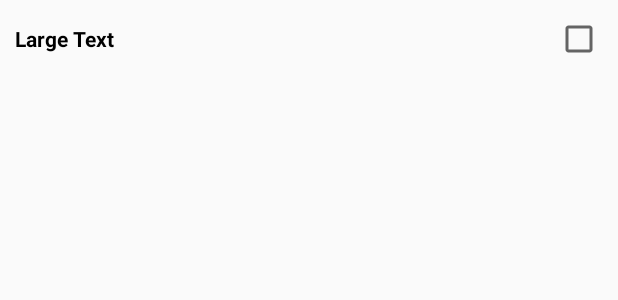
After one commit to SimCoderYoutube/SnapchatClone, an Android app: the layout recyclerview_receiver_item.xml on its own in the app's theme, with its tools: preview values and no code run, on a phone screen of 412 x 824 dp. The commit adds this screen. Shown: the top 300 px of the screen. Run offline under Robolectric (Android 15) with nearby library versions, the light colour scheme and no system bars.

Commit message:
- Send image to specific user

```diff
--- a/app/build.gradle
+++ b/app/build.gradle
@@ -23,6 +23,8 @@ dependencies {
     //noinspection GradleCompatible
     implementation 'com.android.support:appcompat-v7:27.0.2'
 
+    implementation 'com.android.support:design:27.0.2'
+
     implementation "com.android.support:recyclerview-v7:27.0.2"
 
     implementation 'com.android.support.constraint:constraint-layout:1.0.2'
@@ -47,4 +49,5 @@ dependencies {
 
 
 
+
 apply plugin: 'com.google.gms.google-services'
--- a/app/src/main/AndroidManifest.xml
+++ b/app/src/main/AndroidManifest.xml
@@ -27,7 +27,8 @@
         <activity android:name=".loginRegistration.RegistrationActivity" />
         <activity android:name=".ShowCaptureActivity" />
         <activity android:name=".FindUsersActivity" />
-        <activity android:name=".DisplayImageActivity"></activity>
+        <activity android:name=".DisplayImageActivity" />
+        <activity android:name=".ChooseReceiverActivity"></activity>
     </application>
 
 </manifest>
--- a/app/src/main/res/layout/activity_show_capture.xml
+++ b/app/src/main/res/layout/activity_show_capture.xml
@@ -14,9 +14,9 @@
     <Button
         android:layout_width="match_parent"
         android:layout_height="wrap_content"
-        android:text="save to stories"
+        android:text="Send Image"
         android:layout_gravity="bottom"
-        android:id="@+id/story"
+        android:id="@+id/send"
         />
 
 </FrameLayout>
--- /dev/null
+++ b/app/src/main/res/layout/recyclerview_receiver_item.xml
@@ -0,0 +1,29 @@
+<?xml version="1.0" encoding="utf-8"?>
+<LinearLayout android:layout_width="match_parent"
+    android:layout_height="match_parent"
+    android:orientation="vertical"
+    xmlns:android="http://schemas.android.com/apk/res/android">
+    <LinearLayout xmlns:android="http://schemas.android.com/apk/res/android"
+        android:layout_width="match_parent"
+        android:layout_height="wrap_content"
+        android:background="?android:attr/selectableItemBackground"
+        android:padding="10sp">
+        <TextView
+            android:textStyle="bold"
+            android:textColor="@android:color/black"
+            android:id="@+id/email"
+            android:layout_width="wrap_content"
+            android:layout_height="wrap_content"
+            android:text="Large Text"
+            android:textSize="14dp"
+            />
+        <View
+            android:layout_width="0dp"
+            android:layout_height="0dp"
+            android:layout_weight="1" />
+        <CheckBox
+            android:layout_width="wrap_content"
+            android:layout_height="wrap_content"
+            android:id="@+id/receive"/>
+    </LinearLayout>
+</LinearLayout>
```
Also changed, not shown: app/src/main/java/com/simcoder/snapchatclone/ChooseReceiverActivity.java (added, +171 -0 lines), app/src/main/java/com/simcoder/snapchatclone/RecyclerViewReceiver/ReceiverAdapater.java (added, +52 -0 lines), app/src/main/java/com/simcoder/snapchatclone/RecyclerViewReceiver/ReceiverObject.java (added, +38 -0 lines), app/src/main/java/com/simcoder/snapchatclone/RecyclerViewReceiver/ReceiverViewHolder.java (added, +27 -0 lines), app/src/main/java/com/simcoder/snapchatclone/ShowCaptureActivity.java (+6 -49 lines), app/src/main/res/layout/activity_choose_receiver.xml (added, +48 -0 lines).
